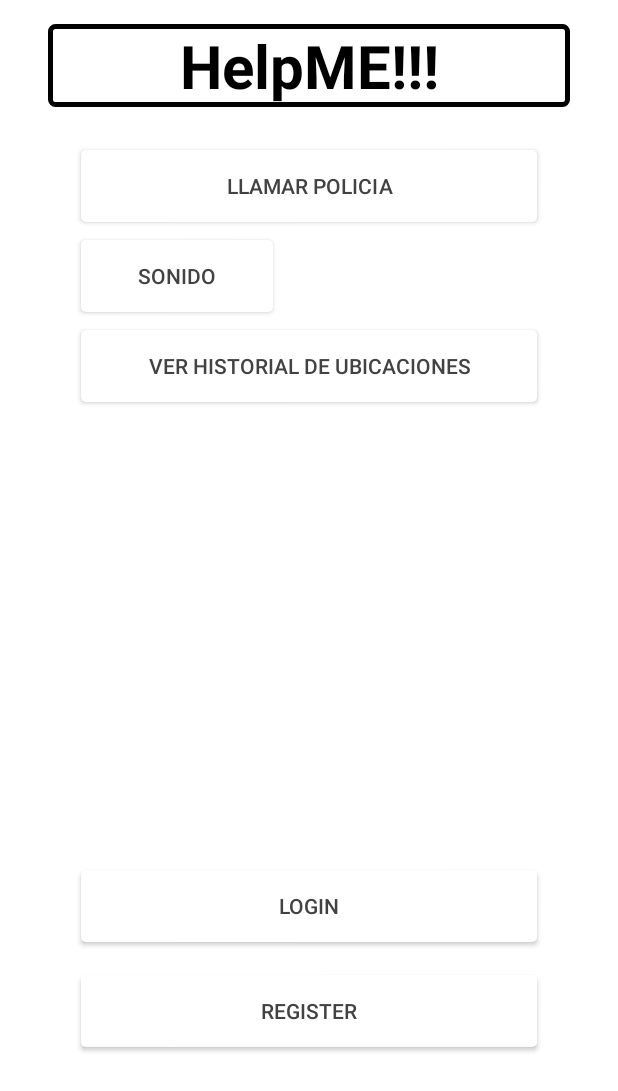
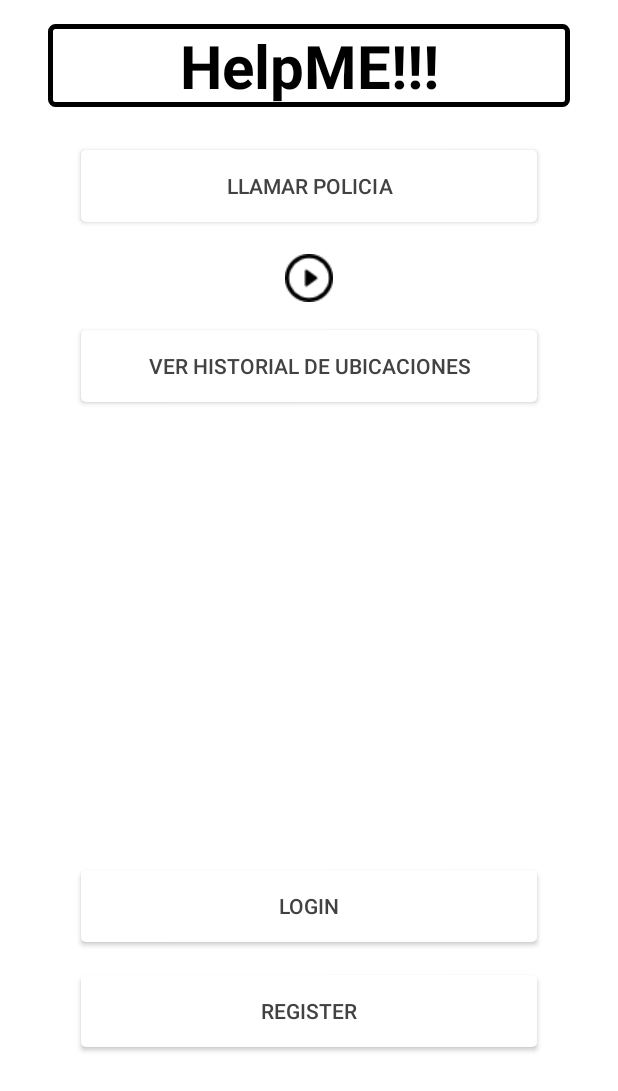
Before and after one commit to felipetoro04/AppSemestralV1, an Android app: the screen it shows after launch (MainActivity), on a phone screen of 412 x 824 dp. Shown: the top 1091 px of the screen. Run offline under Robolectric (Android 15) with nearby library versions, the phone set to English and light mode, and no system bars.

Commit message:
Button Sound OK

```diff
--- a/app/src/main/java/com/example/appsemestralv1/MainActivity.java
+++ b/app/src/main/java/com/example/appsemestralv1/MainActivity.java
@@ -9,15 +9,12 @@ import android.view.View;
 import android.widget.Button;
 import android.widget.ImageButton;
 import android.widget.TextView;
-import android.widget.Toast;
-
-import com.google.android.material.floatingactionbutton.FloatingActionButton;
 
 public class MainActivity extends AppCompatActivity  implements  View.OnClickListener {
     public Button loginbutton;
     public Button closeSesion;
     public Button registerButton;
-    public Button btn_Sound;
+    public ImageButton btn_Sound;
     public ImageButton callFamily;
     public TextView textView_Email;
     public Button historyTrack;
@@ -48,7 +45,7 @@ public class MainActivity extends AppCompatActivity  implements  View.OnClickLis
         closeSesion.setOnClickListener(this);
 
 
-        btn_Sound = (Button) findViewById(R.id.Btn_Sound);
+        btn_Sound = (ImageButton) findViewById(R.id.Btn_Sound);
         btn_Sound.setOnClickListener(this);
         callFamily = (ImageButton) findViewById(R.id.CallFamily);
 
@@ -86,19 +83,23 @@ public class MainActivity extends AppCompatActivity  implements  View.OnClickLis
         switch (v.getId()) {
             case R.id.LoginButton:
                 Intent i3 = new Intent(MainActivity.this, Login.class);
+                mp.pause();
                 startActivity(i3);
                 finish();
+
                 break;
 
 
             case R.id.RegisterButton:
                 Intent i2 = new Intent(MainActivity.this, SignIn.class);
+                mp.pause();
                 startActivity(i2);
                 finish();
                 break;
             case R.id.CloseSesion:
                 Intent i = new Intent(MainActivity.this, MainActivity.class);
                 userId = -1;
+                mp.pause();
                 startActivity(i);
                 finish();
                 break;
@@ -106,14 +107,19 @@ public class MainActivity extends AppCompatActivity  implements  View.OnClickLis
             case R.id.HistoryTrack:
                 Intent i4 = new Intent(MainActivity.this, HistorialUbicaciones.class);
                 startActivity(i4);
+                mp.pause();
                 finish();
+
                 break;
             case R.id.Btn_Sound:
-                if (mp.isPlaying()) {
+                if(mp.isPlaying()){
+                    btn_Sound.setImageResource(R.drawable.play);
                     mp.pause();
                 } else {
                     mp.start();
+                    btn_Sound.setImageResource(R.drawable.pause);
                 }
+
         }
     }
 };
--- a/app/src/main/res/layout/activity_main.xml
+++ b/app/src/main/res/layout/activity_main.xml
@@ -44,19 +44,15 @@
             android:textColor="@color/cardview_dark_background"
             />
 
-        <Button
+        <ImageButton
             android:id="@+id/Btn_Sound"
-            android:layout_width="152dp"
-            android:layout_height="wrap_content"
-            android:layout_marginStart="54dp"
+            android:layout_width="match_parent"
+            android:layout_height="50dp"
             android:layout_marginLeft="54dp"
             android:layout_marginTop="160dp"
-            android:layout_marginEnd="230dp"
-            android:layout_marginRight="230dp"
-            android:layout_marginBottom="16dp"
+            android:layout_marginRight="54dp"
             android:background="@drawable/button_circle_two"
-            android:text="@string/btn_Sound"
-            android:textColor="@color/cardview_dark_background" />
+            android:src="@drawable/play"/>
 
 
 
@@ -151,18 +147,7 @@
             android:visibility="gone"
             />
 
-        <Button
-            android:id="@+id/button_stop"
-            android:layout_width="match_parent"
-            android:layout_height="wrap_content"
-            android:layout_marginStart="290dp"
-            android:layout_marginLeft="380dp"
-            android:layout_marginTop="160dp"
-            android:layout_marginEnd="54dp"
-            android:layout_marginRight="54dp"
-            android:layout_marginBottom="16dp"
-            android:text="||"
-            android:visibility="invisible" />
+
 s
 
     </RelativeLayout>
```
Also changed, not shown: app/src/main/res/drawable-v24/pause.png (added), app/src/main/res/drawable-v24/play.png (added), 1 other file.
